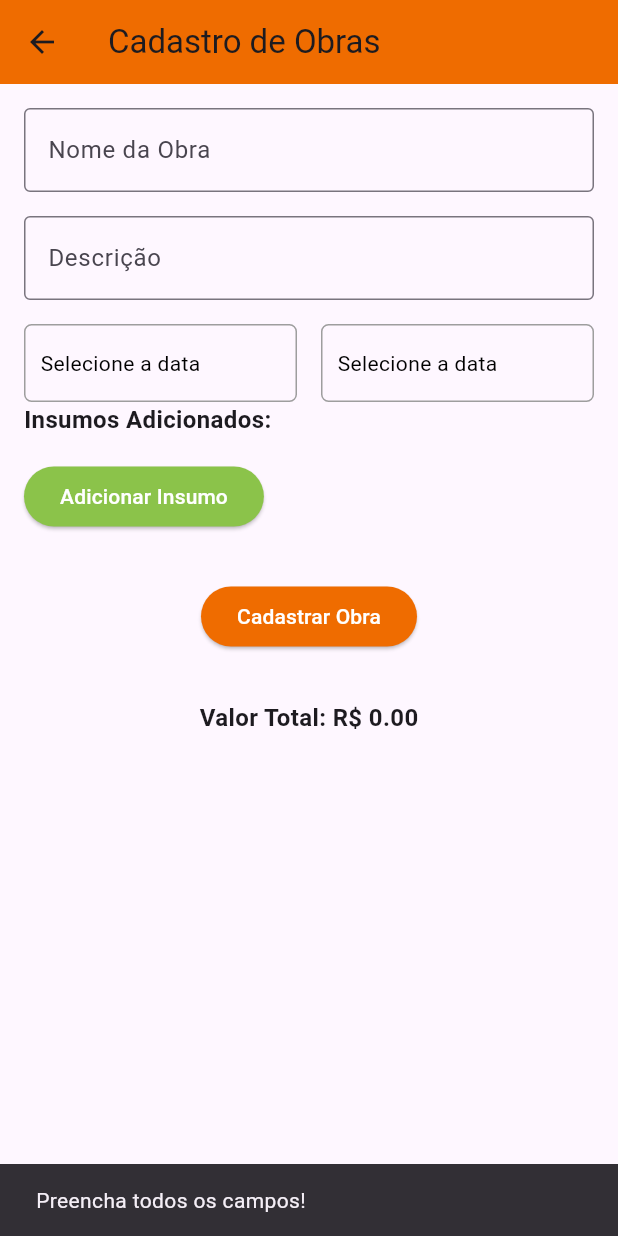
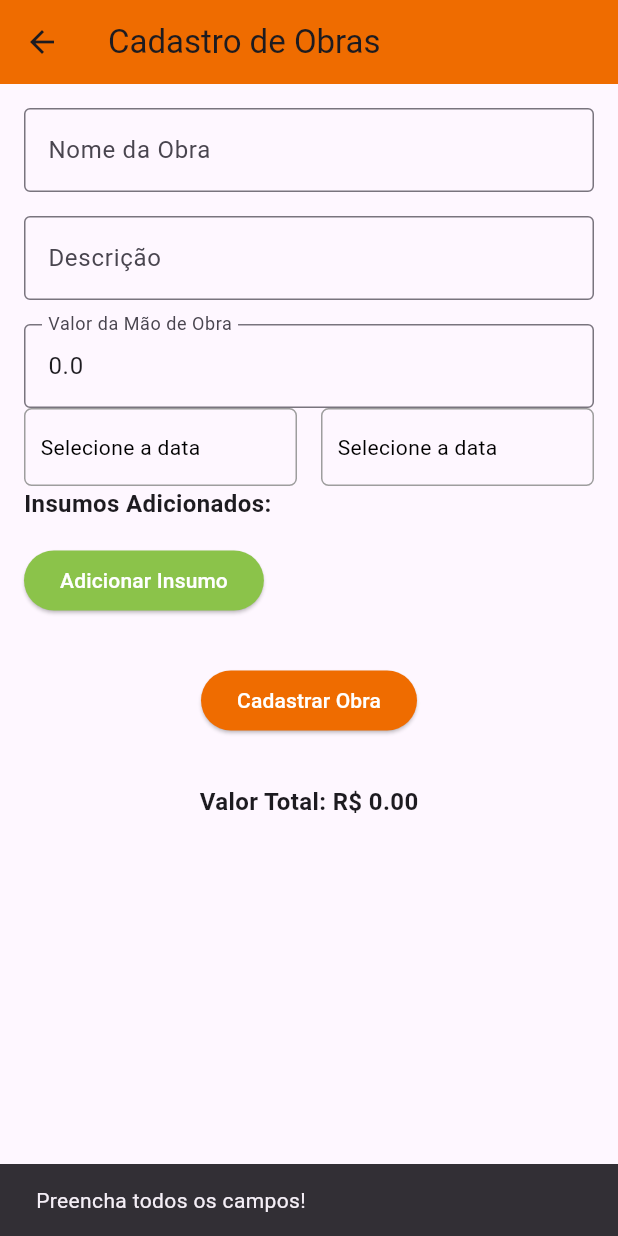
Before and after one commit to InacioAntonio/Bricklayer-App, a Flutter app: the CadastroObrasScreen screen opened directly, after a tap on "Cadastrar Obra", on a phone screen of 412 x 824 dp. Run offline on Flutter 3.47's test engine with Material 3 defaults, Android fonts, the phone set to English and light mode, and no system bars; our stand-ins replace cloud_firestore, firebase_auth, firebase_core, shared_preferences; accounts and stored records are empty.

Commit message:
Finalizando o Crud de tarefas e o crud de insumos e modificando os atributos da classe obra

```diff
--- a/lib/domain/Obras.dart
+++ b/lib/domain/Obras.dart
@@ -1,4 +1,5 @@
 import 'package:bricklayer_app/domain/Insumos.dart';
+import 'package:bricklayer_app/domain/Tarefas.dart';
 import 'package:intl/intl.dart';
 
 class Obras {
@@ -8,14 +9,19 @@ class Obras {
   late String descricao;
   double qtdInsumos = 0;
   List<Insumos> insumos = [];
+  List<Tarefa>? tarefas = [];
   double valorTotal = 0;
-  Obras(
-      {required this.nome,
-      required this.dataInicio,
-      required this.dataFim,
-      required this.insumos,
-      required this.valorTotal,
-      required this.descricao});
+  double valorMaoDeObra = 0;
+  Obras({
+    required this.nome,
+    required this.dataInicio,
+    required this.dataFim,
+    required this.insumos,
+    required this.valorTotal,
+    required this.descricao,
+    required this.valorMaoDeObra,
+    this.tarefas,
+  });
   // Método para formatar a data de início como string
   String get dataInicioFormatada {
     return DateFormat('dd/MM/yyyy').format(dataInicio);
@@ -25,4 +31,25 @@ class Obras {
   String get dataFimFormatada {
     return DateFormat('dd/MM/yyyy').format(dataFim);
   }
+
+  // Método para mapear o objeto Obra para Map
+  Map<String, dynamic> toMap() {
+    return {
+      'nome': nome,
+      'dataInicio': dataInicio.toIso8601String(), // Salva em formato ISO 8601
+      'dataFim': dataFim.toIso8601String(),
+      'descricao': descricao,
+      'valorTotal': valorTotal,
+      'Lista_insumos': insumos.map((insumo) {
+        return {
+          'nome': insumo.nome,
+          'valor': insumo.valor,
+          'quantidade': insumo.quantidade,
+        };
+      }).toList(),
+      'tarefas': tarefas?.map((tarefa) {
+        return tarefa.toMap();
+      }).toList(),
+    };
+  }
 }
--- a/lib/domain/Tarefas.dart
+++ b/lib/domain/Tarefas.dart
@@ -1,6 +1,5 @@
-import 'dart:convert';
 import 'package:bricklayer_app/domain/Insumos.dart';
-import 'package:shared_preferences/shared_preferences.dart';
+import 'package:bricklayer_app/domain/Obras.dart';
 import 'package:intl/intl.dart';
 
 class Tarefa {
@@ -10,12 +9,15 @@ class Tarefa {
   late DateTime dataFim; // Usando DateTime
   late bool concluido;
   late List<Insumos> insumos;
+  late String
+      obra; // Toda tarefa está associada a somente uma Obra mas a Obra pode ter Uma lista de Tarefas
   Tarefa({
     required this.nome,
     required this.descricao,
     required this.dataInicio,
     required this.dataFim,
     required this.insumos,
+    required this.obra,
     this.concluido = false,
   });
   // Método para formatar a data de início como string
@@ -43,6 +45,7 @@ class Tarefa {
         };
       }).toList(),
       'concluido': concluido,
+      'obra': obra,
     };
   }
 
@@ -62,6 +65,7 @@ class Tarefa {
           );
         }),
       ),
+      obra: map['obra'],
       concluido: map['concluido'],
     );
   }
--- a/lib/main.dart
+++ b/lib/main.dart
@@ -29,6 +29,7 @@ class MyApp extends StatelessWidget {
         primarySwatch: Colors.blue,
       ),
       home: const LoginPage(),
+      debugShowCheckedModeBanner: false,
     );
   }
 }
--- a/lib/services/obra_service.dart
+++ b/lib/services/obra_service.dart
@@ -18,6 +18,10 @@ class RealtimeService {
       }).toList(),
       'descricao': obra.descricao,
       'valorTotal': obra.valorTotal,
+      'tarefas': obra.tarefas?.map((tarefa) {
+        return tarefa.toMap();
+      }).toList(),
+      'valorMaoDeObra': obra.valorMaoDeObra,
     });
   }
 
@@ -40,6 +44,10 @@ class RealtimeService {
               'quantidade': insumo.quantidade,
             };
           }).toList(),
+          'tarefas': obra.tarefas?.map((tarefa) {
+            return tarefa.toMap();
+          }).toList(),
+          'valorMaoDeObra': obra.valorMaoDeObra,
         };
         element.reference.update(updates);
       }
@@ -74,6 +82,7 @@ class RealtimeService {
           );
         }).toList(),
         valorTotal: doc['valorTotal'],
+        valorMaoDeObra: doc['valorMaoDeObra'],
       );
     }).toList();
   }
--- a/lib/ui/pages/cadastroObras_page.dart
+++ b/lib/ui/pages/cadastroObras_page.dart
@@ -8,6 +8,8 @@ import 'package:intl/intl.dart';
 import 'package:provider/provider.dart';
 
 class CadastroObrasScreen extends StatefulWidget {
+  Obras? obra;
+  CadastroObrasScreen({this.obra});
   @override
   _CadastroObrasScreenState createState() => _CadastroObrasScreenState();
 }
@@ -22,6 +24,21 @@ class _CadastroObrasScreenState extends State<CadastroObrasScreen> {
   int _novoInsumoQuantidade = 0;
   DateTime? _dataInicio;
   DateTime? _dataFim;
+  double _ValorMaoDeObra = 0.0;
+  get realtimeService => Provider.of<RealtimeService>(context, listen: false);
+  @override
+  void initState() {
+    super.initState();
+    if (widget.obra != null) {
+      _nomeController.text = widget.obra!.nome;
+      _descricaoController.text = widget.obra!.descricao;
+      _dataInicio = widget.obra!.dataInicio;
+      _dataFim = widget.obra!.dataFim;
+      _insumos.addAll(widget.obra!.insumos);
+      _valorTotal = widget.obra!.valorTotal;
+      _ValorMaoDeObra = widget.obra!.valorMaoDeObra;
+    }
+  }
 
   void _adicionarInsumo() {
     print('Adicionando insumo: $_novoInsumoNome');
@@ -41,6 +58,7 @@ class _CadastroObrasScreenState extends State<CadastroObrasScreen> {
           quantidade: _novoInsumoQuantidade,
         ),
       );
+      _valorTotal = 0.0;
       for (var insumo in _insumos) {
         _valorTotal += insumo.valor * insumo.quantidade;
       }
@@ -72,6 +90,7 @@ class _CadastroObrasScreenState extends State<CadastroObrasScreen> {
           quantidade: _novoInsumoQuantidade,
         ),
       );
+      _valorTotal = 0.0;
       for (var insumo in _insumos) {
         _valorTotal += insumo.valor * insumo.quantidade;
       }
@@ -144,13 +163,12 @@ class _CadastroObrasScreenState extends State<CadastroObrasScreen> {
       );
       return;
     }
-    if (_insumos == null) {
+    if (_insumos.isEmpty) {
       ScaffoldMessenger.of(context).showSnackBar(
         SnackBar(content: Text('Adicione pelo menos um insumo!')),
       );
       return;
     }
-    print(_valorTotal);
     Obras novaObra = Obras(
       nome: _nomeController.text,
       dataInicio: _dataInicio!,
@@ -158,20 +176,22 @@ class _CadastroObrasScreenState extends State<CadastroObrasScreen> {
       descricao: _descricaoController.text,
       insumos: _insumos,
       valorTotal: _valorTotal,
+      valorMaoDeObra: _ValorMaoDeObra,
     );
-
-    // Recupera o serviço do Provider
-    final realtimeService =
-        Provider.of<RealtimeService>(context, listen: false);
-
-    // Envia os dados para o serviço
     try {
-      realtimeService.cadastrarObra(novaObra);
-
-      ScaffoldMessenger.of(context).showSnackBar(
-        SnackBar(
-            content: Text('Obra "${novaObra.nome}" cadastrada com sucesso!')),
-      );
+      if (widget.obra != null) {
+        realtimeService.updateObra(novaObra);
+        ScaffoldMessenger.of(context).showSnackBar(
+          SnackBar(
+              content: Text('Obra "${novaObra.nome}" atualizada com sucesso!')),
+        );
+      } else {
+        realtimeService.cadastrarObra(novaObra);
+        ScaffoldMessenger.of(context).showSnackBar(
+          SnackBar(
+              content: Text('Obra "${novaObra.nome}" cadastrada com sucesso!')),
+        );
+      }
 
       // Limpar os campos após o cadastro
       setState(() {
@@ -220,6 +240,24 @@ class _CadastroObrasScreenState extends State<CadastroObrasScreen> {
                 ),
               ),
               SizedBox(height: 16),
+              TextField(
+                controller:
+                    TextEditingController(text: _ValorMaoDeObra.toString()),
+                decoration: InputDecoration(
+                  labelText: 'Valor da Mão de Obra',
+                  border: OutlineInputBorder(),
+                ),
+                onChanged: (value) {
+                  setState(() {
+                    _ValorMaoDeObra = double.tryParse(value) ?? 0.0;
+                    _valorTotal = 0.0;
+                    for (var insumo in _insumos) {
+                      _valorTotal += insumo.valor * insumo.quantidade;
+                    }
+                    _valorTotal += _ValorMaoDeObra;
+                  });
+                },
+              ),
               Row(
                 mainAxisAlignment: MainAxisAlignment.spaceBetween,
                 children: [
@@ -278,6 +316,11 @@ class _CadastroObrasScreenState extends State<CadastroObrasScreen> {
                       onPressed: () {
                         setState(() {
                           _insumos.remove(insumo);
+                          _valorTotal = 0.0;
+                          for (var insumo in _insumos) {
+                            _valorTotal += insumo.valor * insumo.quantidade;
+                          }
+                          _valorTotal += _ValorMaoDeObra;
                         });
                       },
                     ),
```
Also changed, not shown: lib/ui/pages/cadastroTarefas_page.dart (added, +317 -0 lines), lib/ui/pages/detalhes_da_obra_page.dart (added, +224 -0 lines), lib/ui/pages/home_page.dart (+37 -7 lines), 1 other file.
